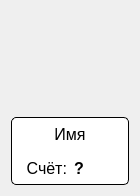
MyEdit/Casino_Client, file Games/InterfaceElements/playericon.ui: the form before one commit.
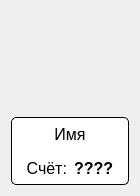
The form after the commit.

Patch:
```diff
--- a/Games/InterfaceElements/playericon.ui
+++ b/Games/InterfaceElements/playericon.ui
@@ -136,7 +136,7 @@
              </font>
             </property>
             <property name="text">
-             <string>?</string>
+             <string>????</string>
             </property>
            </widget>
           </item>
```
